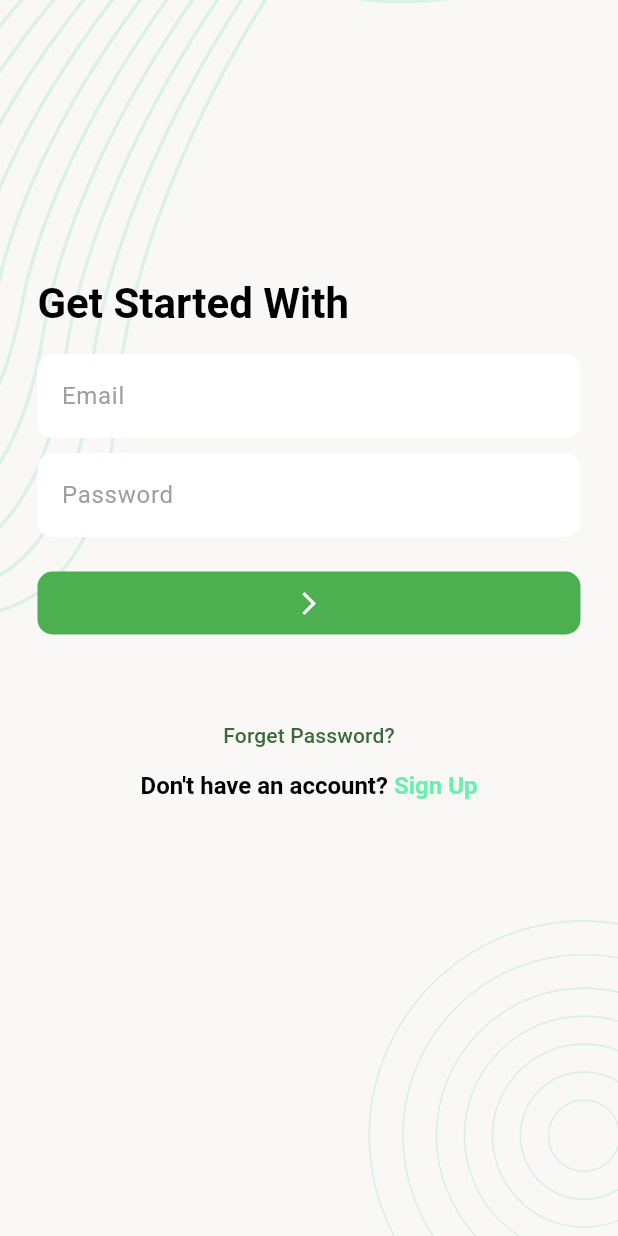
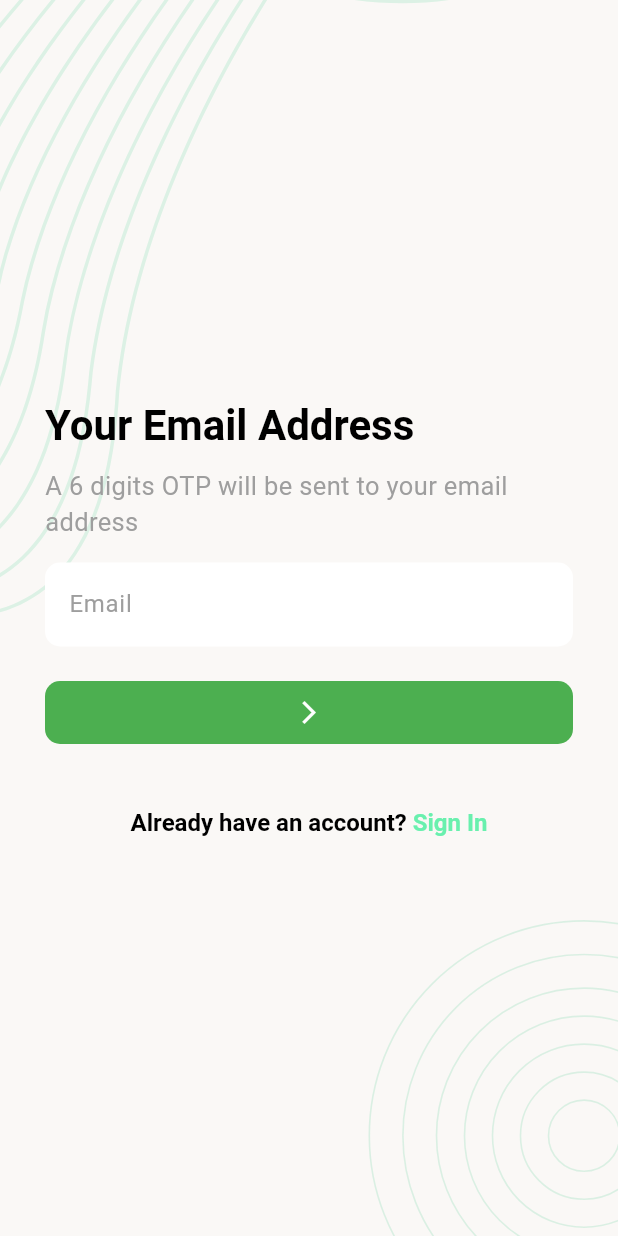
Before and after one commit to shajibulhasan/task_manager_app, a Flutter app: the screen it shows after launch, after a tap on "Forget Password?", on a phone screen of 412 x 824 dp. Run offline on Flutter 3.47's test engine with Material 3 defaults, Android fonts, the light colour scheme and no system bars; our stand-ins replace flutter_svg, pin_code_fields.

Commit message:
forget_password_verify_otp_screen & forget_password_email_verify done

```diff
--- /dev/null
+++ b/lib/ui/screens/forget_password_email_verify.dart
@@ -0,0 +1,69 @@
+import 'package:flutter/material.dart';
+import 'package:task_management_app/ui/screens/forget_password_verify_otp_screen.dart';
+import 'package:task_management_app/ui/widgets/screen_background.dart';
+class ForgetPasswordEmailVerify extends StatelessWidget {
+  const ForgetPasswordEmailVerify({super.key});
+
+
+  @override
+  Widget build(BuildContext context) {
+    return Scaffold(
+      body: ScreenBackground(child: Padding(
+        padding: const EdgeInsets.all(30.0),
+        child: Column(
+          mainAxisAlignment: MainAxisAlignment.center,
+          crossAxisAlignment: CrossAxisAlignment.start,
+          children: [
+            Text(
+              'Your Email Address',
+              style: Theme.of(context).textTheme.titleLarge,
+            ),
+            const SizedBox(height: 10),
+            Text("A 6 digits OTP will be sent to your email address", style: TextStyle(color: Colors.grey, fontSize: 17),),
+            const SizedBox(height: 15),
+            TextFormField(
+              decoration: InputDecoration(
+                hintText: 'Email',
+              ),
+            ),
+            const SizedBox(height: 20),
+            FilledButton(
+              onPressed: () {
+                Navigator.push(context, MaterialPageRoute(builder: (context) => const ForgetPasswordVerifyOtpScreen()));
+              },
+              child: Icon(Icons.arrow_forward_ios_outlined),
+            ),
+            const SizedBox(height: 40),
+            Center(
+              child: Column(
+                children: [
+                  RichText(
+                    text: TextSpan(
+                      text: "Already have an account? ",
+                      style: TextStyle(
+                        color: Colors.black,
+                        fontSize: 16,
+                        fontWeight: FontWeight.bold,
+                      ),
+                      children: [
+                        TextSpan(
+                          text: "Sign In",
+                          style: TextStyle(
+                            color: Colors.greenAccent,
+                            fontSize: 16,
+                            fontWeight: FontWeight.bold,
+                          ),
+                        ),
+                      ],
+                    ),
+
+                  ),
+                ],
+              ),
+            )
+          ],
+        ),
+      ))
+    );
+  }
+}
--- a/lib/ui/screens/login_page.dart
+++ b/lib/ui/screens/login_page.dart
@@ -1,4 +1,5 @@
 import 'package:flutter/material.dart';
+import 'package:task_management_app/ui/screens/forget_password_email_verify.dart';
 import 'package:task_management_app/ui/widgets/screen_background.dart';
 
 class LoginPage extends StatefulWidget {
@@ -11,10 +12,13 @@ class LoginPage extends StatefulWidget {
 class _LoginPageState extends State<LoginPage> {
   @override
   Widget build(BuildContext context) {
+    void onTabForgotPassword() {
+      Navigator.push(context, MaterialPageRoute(builder: (context) => const ForgetPasswordEmailVerify()));
+    }
     return Scaffold(
       body: ScreenBackground(
         child: Padding(
-          padding: const EdgeInsets.all(25.0),
+          padding: const EdgeInsets.all(30.0),
           child: SingleChildScrollView(
             child: Column(
               mainAxisAlignment: MainAxisAlignment.center,
@@ -48,7 +52,7 @@ class _LoginPageState extends State<LoginPage> {
                 Center(
                   child: Column(
                     children: [
-                      TextButton(onPressed: (){},child: Text("Forget Password?")),
+                      TextButton(onPressed: onTabForgotPassword,child: Text("Forget Password?")),
                       RichText(
                         text: TextSpan(
                           text: "Don't have an account? ",
--- a/pubspec.yaml
+++ b/pubspec.yaml
@@ -14,6 +14,7 @@ dependencies:
 
   cupertino_icons: ^1.0.8
   flutter_svg: ^2.2.3
+  pin_code_fields: ^8.0.1
 
 dev_dependencies:
   flutter_test:
```
Also changed, not shown: lib/ui/screens/forget_password_verify_otp_screen.dart (added, +99 -0 lines), pubspec.lock.
